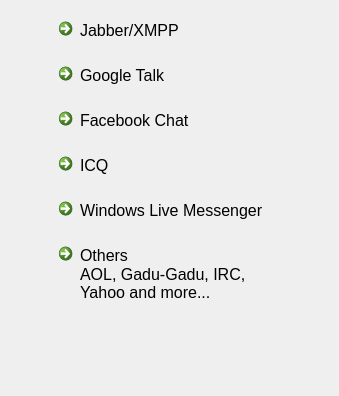
Before: the Qt Designer form src/KCMTelepathyAccounts/simple-profile-select-widget.ui in KDE/ktp-accounts-kcm, drawn with Qt 5.
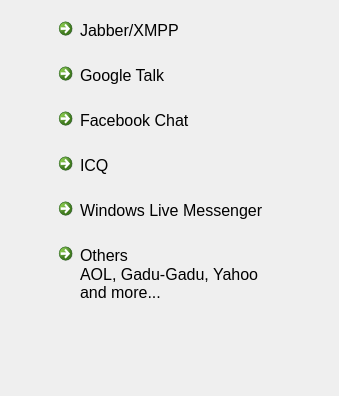
After: the same form once the commit is applied. Icons and pictures are not drawn.

Commit message: Don't list IRC in 'Other accounts' button

```diff
--- a/src/KCMTelepathyAccounts/simple-profile-select-widget.ui
+++ b/src/KCMTelepathyAccounts/simple-profile-select-widget.ui
@@ -185,7 +185,7 @@
         </size>
        </property>
        <property name="description">
-        <string>AOL, Gadu-Gadu, IRC, Yahoo and more...</string>
+        <string>AOL, Gadu-Gadu, Yahoo and more...</string>
        </property>
       </widget>
      </item>
```
